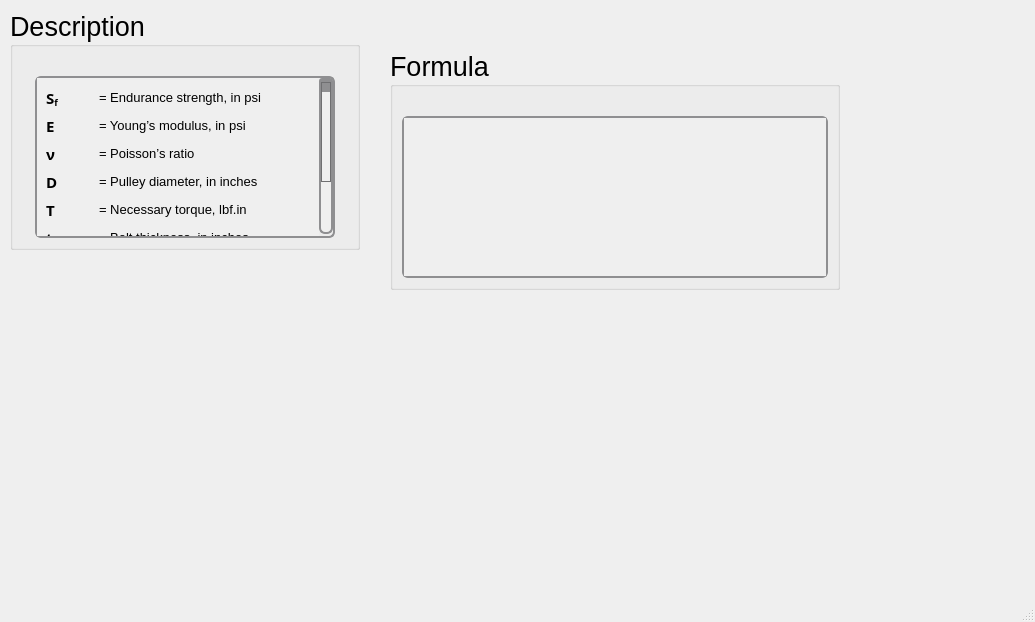
Ah00ra/HNNS, file ui/flatmetalbelt_fprime.ui: the form before one commit.
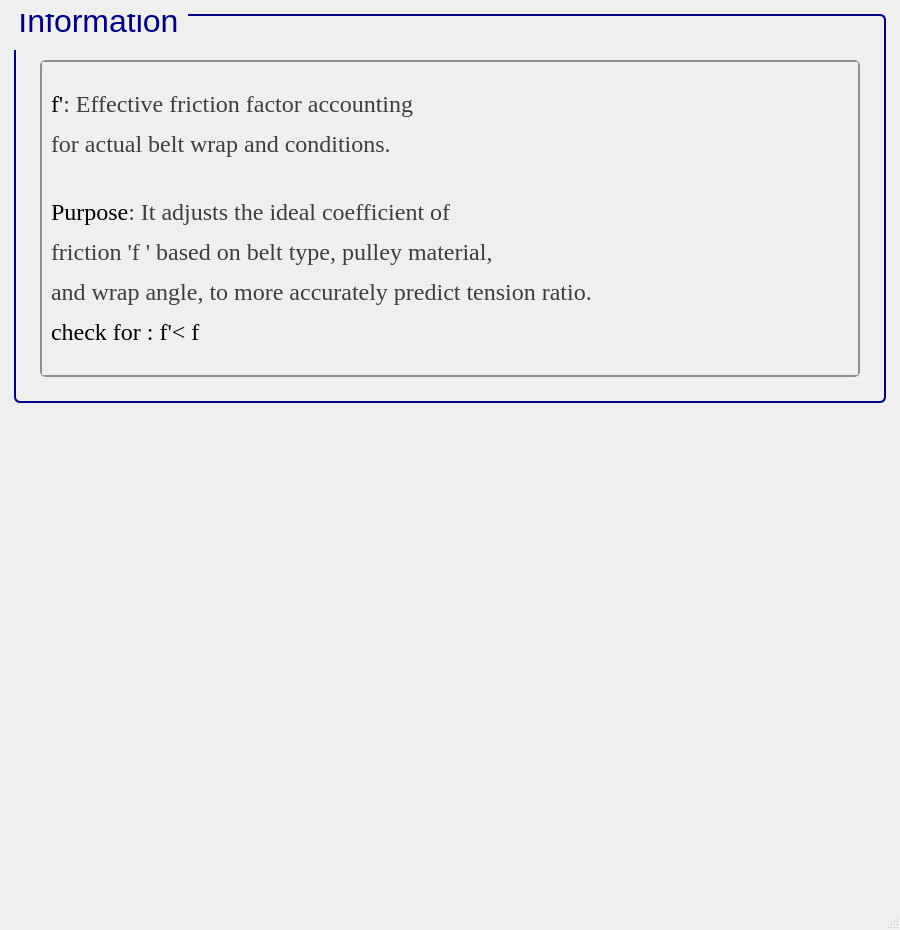
The form after the commit. Icons and pictures are not drawn.

Patch:
```diff
--- a/ui/flatmetalbelt_fprime.ui
+++ b/ui/flatmetalbelt_fprime.ui
@@ -6,23 +6,39 @@
    <rect>
     <x>0</x>
     <y>0</y>
-    <width>1035</width>
-    <height>622</height>
+    <width>900</width>
+    <height>930</height>
    </rect>
   </property>
+  <property name="minimumSize">
+   <size>
+    <width>900</width>
+    <height>930</height>
+   </size>
+  </property>
   <property name="windowTitle">
    <string>MainWindow</string>
   </property>
   <widget class="QWidget" name="centralwidget">
-   <widget class="QGroupBox" name="groupBox_132">
-    <property name="geometry">
-     <rect>
-      <x>10</x>
-      <y>10</y>
-      <width>350</width>
-      <height>240</height>
-     </rect>
-    </property>
+   <layout class="QGridLayout" name="gridLayout">
+    <item row="0" column="1">
+     <spacer name="verticalSpacer_26">
+      <property name="orientation">
+       <enum>Qt::Vertical</enum>
+      </property>
+      <property name="sizeType">
+       <enum>QSizePolicy::Fixed</enum>
+      </property>
+      <property name="sizeHint" stdset="0">
+       <size>
+        <width>851</width>
+        <height>5</height>
+       </size>
+      </property>
+     </spacer>
+    </item>
+    <item row="1" column="1">
+     <widget class="QGroupBox" name="groupBox_125">
     <property name="sizePolicy">
      <sizepolicy hsizetype="Minimum" vsizetype="Minimum">
       <horstretch>0</horstretch>
@@ -31,66 +47,72 @@
     </property>
     <property name="minimumSize">
      <size>
-      <width>350</width>
-      <height>0</height>
-     </size>
-    </property>
-    <property name="maximumSize">
-     <size>
-      <width>350</width>
-      <height>241</height>
+        <width>822</width>
+        <height>300</height>
      </size>
     </property>
     <property name="font">
      <font>
       <family>Segoe UI</family>
-      <pointsize>20</pointsize>
+        <pointsize>24</pointsize>
       <weight>50</weight>
       <italic>false</italic>
       <bold>false</bold>
      </font>
     </property>
+      <property name="styleSheet">
+       <string notr="true">QGroupBox {
+    border: 2px solid navy;
+    border-radius: 6px;
+    background-color: qlineargradient(x1:0, y1:0, x2:0, y2:1,
+                                      stop:0 #f6f7fa, stop:1 #dadbde);
+    font: 24pt &quot;Segoe UI&quot;;
+    padding: 5px; /* add padding inside the group box */
+    color: black;
+}
+QGroupBox::title {
+    subcontrol-origin: margin;
+    subcontrol-position: top left;
+    padding-left: 0px;
+    padding-right: 5px;
+    padding-top: 0px;
+    margin-top: -22px;  /* shift title up */
+    color: navy;
+    font-weight: bold;
+}
+</string>
+      </property>
     <property name="title">
-     <string>Description</string>
-    </property>
-    <layout class="QGridLayout" name="gridLayout_266">
-     <item row="0" column="0">
-      <spacer name="verticalSpacer_132">
+       <string>Information</string>
+      </property>
+      <layout class="QGridLayout" name="gridLayout_255">
+       <item row="1" column="2">
+        <spacer name="verticalSpacer_36">
        <property name="orientation">
-        <enum>Qt::Vertical</enum>
+          <enum>Qt::Horizontal</enum>
        </property>
        <property name="sizeType">
         <enum>QSizePolicy::Fixed</enum>
        </property>
        <property name="sizeHint" stdset="0">
         <size>
-         <width>20</width>
+           <width>10</width>
          <height>20</height>
         </size>
        </property>
       </spacer>
      </item>
-     <item row="1" column="0">
-      <widget class="QScrollArea" name="scrollArea_50">
+       <item row="1" column="1">
+        <widget class="QScrollArea" name="scrollArea_43">
        <property name="sizePolicy">
         <sizepolicy hsizetype="Minimum" vsizetype="Minimum">
          <horstretch>0</horstretch>
          <verstretch>0</verstretch>
         </sizepolicy>
        </property>
-       <property name="maximumSize">
-        <size>
-         <width>300</width>
-         <height>361</height>
-        </size>
-       </property>
        <property name="font">
         <font>
-         <family>Segoe UI</family>
          <pointsize>15</pointsize>
-         <weight>50</weight>
-         <italic>false</italic>
-         <bold>false</bold>
         </font>
        </property>
        <property name="styleSheet">
@@ -167,399 +189,138 @@
         <property name="geometry">
          <rect>
           <x>0</x>
-          <y>0</y>
-          <width>282</width>
-          <height>236</height>
-         </rect>
-        </property>
-        <layout class="QGridLayout" name="gridLayout_124">
-         <item row="4" column="0">
-          <widget class="QLabel" name="label_127">
+            <y>-87</y>
+            <width>765</width>
+            <height>323</height>
+           </rect>
+          </property>
+          <layout class="QGridLayout" name="gridLayout_3">
+           <item row="0" column="0">
+            <widget class="QLabel" name="label_3">
            <property name="font">
             <font>
-             <family>Segoe UI Variable Small Semibol</family>
-             <pointsize>11</pointsize>
-             <weight>75</weight>
-             <bold>true</bold>
-            </font>
-           </property>
+               <family>Times New Roman</family>
+               <pointsize>18</pointsize>
+               <weight>50</weight>
+               <bold>false</bold>
+              </font>
+             </property>
+             <property name="cursor">
+              <cursorShape>ArrowCursor</cursorShape>
+             </property>
+             <property name="frameShape">
+              <enum>QFrame::NoFrame</enum>
+             </property>
            <property name="text">
-            <string>&lt;html&gt;&lt;head/&gt;&lt;body&gt;&lt;p&gt;T&lt;/p&gt;&lt;/body&gt;&lt;/html&gt;</string>
+              <string>&lt;html&gt;&lt;head/&gt;&lt;body&gt;&lt;p&gt;&lt;span style=&quot; color:#000000;&quot;&gt;f'&lt;/span&gt;&lt;span style=&quot; color:#3d3d3d;&quot;&gt;: Effective friction factor accounting&lt;/span&gt;&lt;/p&gt;&lt;p&gt;&lt;span style=&quot; color:#3d3d3d;&quot;&gt;for actual belt wrap and conditions.&lt;/span&gt;&lt;br/&gt;&lt;/p&gt;&lt;p&gt;&lt;span style=&quot; color:#000000;&quot;&gt;Purpose&lt;/span&gt;&lt;span style=&quot; color:#3d3d3d;&quot;&gt;: It adjusts the ideal coefficient of &lt;/span&gt;&lt;/p&gt;&lt;p&gt;&lt;span style=&quot; color:#3d3d3d;&quot;&gt;friction 'f ' based on belt type, pulley material,&lt;/span&gt;&lt;/p&gt;&lt;p&gt;&lt;span style=&quot; color:#3d3d3d;&quot;&gt;and wrap angle, to more accurately predict tension ratio.&lt;/span&gt;&lt;/p&gt;&lt;p&gt;check for : f'&amp;lt; f&lt;/p&gt;&lt;/body&gt;&lt;/html&gt;</string>
            </property>
           </widget>
          </item>
-         <item row="3" column="1">
-          <widget class="QLabel" name="htext_508">
-           <property name="font">
-            <font>
-             <pointsize>10</pointsize>
-            </font>
-           </property>
-           <property name="text">
-            <string>&lt;html&gt;&lt;head/&gt;&lt;body&gt;&lt;p&gt;= Pulley diameter, in inches&lt;/p&gt;&lt;/body&gt;&lt;/html&gt;</string>
-           </property>
-          </widget>
-         </item>
+          </layout>
+         </widget>
+        </widget>
+       </item>
+       <item row="2" column="1">
+        <spacer name="verticalSpacer_37">
+         <property name="orientation">
+          <enum>Qt::Vertical</enum>
+         </property>
+         <property name="sizeType">
+          <enum>QSizePolicy::Fixed</enum>
+         </property>
+         <property name="sizeHint" stdset="0">
+          <size>
+           <width>10</width>
+           <height>10</height>
+          </size>
+         </property>
+        </spacer>
+       </item>
+       <item row="1" column="0">
+        <spacer name="verticalSpacer_34">
+         <property name="orientation">
+          <enum>Qt::Horizontal</enum>
+         </property>
+         <property name="sizeType">
+          <enum>QSizePolicy::Fixed</enum>
+         </property>
+         <property name="sizeHint" stdset="0">
+          <size>
+           <width>10</width>
+           <height>20</height>
+          </size>
+         </property>
+        </spacer>
+       </item>
+       <item row="0" column="1">
+        <spacer name="verticalSpacer_35">
+         <property name="orientation">
+          <enum>Qt::Vertical</enum>
+         </property>
+         <property name="sizeType">
+          <enum>QSizePolicy::Fixed</enum>
+         </property>
+         <property name="sizeHint" stdset="0">
+          <size>
+           <width>20</width>
+           <height>30</height>
+          </size>
+         </property>
+        </spacer>
+       </item>
+      </layout>
+     </widget>
+    </item>
+    <item row="2" column="1">
+     <spacer name="verticalSpacer_23">
+      <property name="orientation">
+       <enum>Qt::Vertical</enum>
+      </property>
+      <property name="sizeType">
+       <enum>QSizePolicy::Fixed</enum>
+      </property>
+      <property name="sizeHint" stdset="0">
+       <size>
+        <width>851</width>
+        <height>5</height>
+       </size>
+      </property>
+     </spacer>
+    </item>
          <item row="3" column="0">
-          <widget class="QLabel" name="label_126">
-           <property name="font">
-            <font>
-             <family>Segoe UI Variable Small Semibol</family>
-             <pointsize>11</pointsize>
-             <weight>75</weight>
-             <bold>true</bold>
-            </font>
-           </property>
-           <property name="text">
-            <string>&lt;html&gt;&lt;head/&gt;&lt;body&gt;&lt;p&gt;D&lt;/p&gt;&lt;/body&gt;&lt;/html&gt;</string>
-           </property>
-          </widget>
-         </item>
-         <item row="5" column="0">
-          <widget class="QLabel" name="label_128">
-           <property name="font">
-            <font>
-             <family>Segoe UI Variable Small Semibol</family>
-             <pointsize>11</pointsize>
-             <weight>75</weight>
-             <bold>true</bold>
-            </font>
-           </property>
-           <property name="text">
-            <string>&lt;html&gt;&lt;head/&gt;&lt;body&gt;&lt;p&gt;t&lt;/p&gt;&lt;/body&gt;&lt;/html&gt;</string>
-           </property>
-          </widget>
-         </item>
-         <item row="1" column="0">
-          <widget class="QLabel" name="label_130">
-           <property name="font">
-            <font>
-             <family>Segoe UI Variable Small Semibol</family>
-             <pointsize>11</pointsize>
-             <weight>75</weight>
-             <bold>true</bold>
-            </font>
-           </property>
-           <property name="text">
-            <string>&lt;html&gt;&lt;head/&gt;&lt;body&gt;&lt;p&gt;E&lt;/p&gt;&lt;/body&gt;&lt;/html&gt;</string>
-           </property>
-          </widget>
-         </item>
-         <item row="0" column="0">
-          <widget class="QLabel" name="label_129">
-           <property name="font">
-            <font>
-             <family>Segoe UI Variable Text Semibold</family>
-             <pointsize>11</pointsize>
-             <weight>75</weight>
-             <bold>true</bold>
-            </font>
-           </property>
-           <property name="text">
-            <string>&lt;html&gt;&lt;head/&gt;&lt;body&gt;&lt;p&gt;S&lt;span style=&quot; vertical-align:sub;&quot;&gt;f&lt;/span&gt;&lt;/p&gt;&lt;/body&gt;&lt;/html&gt;</string>
-           </property>
-          </widget>
-         </item>
-         <item row="0" column="1">
-          <widget class="QLabel" name="htext_510">
-           <property name="font">
-            <font>
-             <family>MS Shell Dlg 2</family>
-             <pointsize>10</pointsize>
-            </font>
-           </property>
-           <property name="text">
-            <string>&lt;html&gt;&lt;head/&gt;&lt;body&gt;&lt;p&gt;= Endurance strength, in psi&lt;/p&gt;&lt;/body&gt;&lt;/html&gt;</string>
-           </property>
-          </widget>
-         </item>
-         <item row="1" column="1">
-          <widget class="QLabel" name="htext_509">
-           <property name="font">
-            <font>
-             <pointsize>10</pointsize>
-            </font>
-           </property>
-           <property name="text">
-            <string>&lt;html&gt;&lt;head/&gt;&lt;body&gt;&lt;p&gt;= Young’s modulus, in psi&lt;/p&gt;&lt;/body&gt;&lt;/html&gt;</string>
-           </property>
-          </widget>
-         </item>
-         <item row="2" column="0">
-          <widget class="QLabel" name="label_131">
-           <property name="font">
-            <font>
-             <family>Segoe UI Variable Small Semibol</family>
-             <pointsize>11</pointsize>
-             <weight>75</weight>
-             <bold>true</bold>
-            </font>
-           </property>
-           <property name="text">
-            <string>ν</string>
-           </property>
-          </widget>
-         </item>
-         <item row="2" column="1">
-          <widget class="QLabel" name="htext_511">
-           <property name="font">
-            <font>
-             <family>MS Shell Dlg 2</family>
-             <pointsize>10</pointsize>
-             <weight>50</weight>
-             <italic>false</italic>
-             <bold>false</bold>
-            </font>
-           </property>
-           <property name="text">
-            <string>&lt;html&gt;&lt;head/&gt;&lt;body&gt;&lt;p&gt;= Poisson’s ratio&lt;/p&gt;&lt;/body&gt;&lt;/html&gt;</string>
-           </property>
-          </widget>
-         </item>
-         <item row="5" column="1">
-          <widget class="QLabel" name="htext_512">
-           <property name="font">
-            <font>
-             <pointsize>10</pointsize>
-            </font>
-           </property>
-           <property name="text">
-            <string>&lt;html&gt;&lt;head/&gt;&lt;body&gt;&lt;p&gt;= Belt thickness, in inches&lt;/p&gt;&lt;/body&gt;&lt;/html&gt;</string>
-           </property>
-          </widget>
+     <spacer name="verticalSpacer_25">
+      <property name="orientation">
+       <enum>Qt::Horizontal</enum>
+      </property>
+      <property name="sizeType">
+       <enum>QSizePolicy::Fixed</enum>
+      </property>
+      <property name="sizeHint" stdset="0">
+       <size>
+        <width>5</width>
+        <height>486</height>
+       </size>
+      </property>
+     </spacer>
+    </item>
+    <item row="3" column="2">
+     <spacer name="verticalSpacer_28">
+      <property name="orientation">
+       <enum>Qt::Horizontal</enum>
+      </property>
+      <property name="sizeType">
+       <enum>QSizePolicy::Fixed</enum>
+      </property>
+      <property name="sizeHint" stdset="0">
+       <size>
+        <width>5</width>
+        <height>486</height>
+       </size>
+      </property>
+     </spacer>
          </item>
          <item row="4" column="1">
-          <widget class="QLabel" name="htext_514">
-           <property name="font">
-            <font>
-             <pointsize>10</pointsize>
-            </font>
-           </property>
-           <property name="text">
-            <string>&lt;html&gt;&lt;head/&gt;&lt;body&gt;&lt;p&gt;= Necessary torque, lbf.in&lt;/p&gt;&lt;/body&gt;&lt;/html&gt;</string>
-           </property>
-          </widget>
-         </item>
-         <item row="8" column="1">
-          <widget class="QLabel" name="htext_515">
-           <property name="font">
-            <font>
-             <pointsize>10</pointsize>
-            </font>
-           </property>
-           <property name="text">
-            <string>&lt;html&gt;&lt;head/&gt;&lt;body&gt;&lt;p&gt;= Angle of wrap; tight side, in degree&lt;/p&gt;&lt;/body&gt;&lt;/html&gt;</string>
-           </property>
-          </widget>
-         </item>
-         <item row="8" column="0">
-          <widget class="QLabel" name="label_133">
-           <property name="font">
-            <font>
-             <family>Segoe UI Variable Small Semibol</family>
-             <pointsize>11</pointsize>
-             <weight>75</weight>
-             <bold>true</bold>
-            </font>
-           </property>
-           <property name="text">
-            <string>&lt;html&gt;&lt;head/&gt;&lt;body&gt;&lt;p&gt;Φ&lt;/p&gt;&lt;/body&gt;&lt;/html&gt;</string>
-           </property>
-          </widget>
-         </item>
-         <item row="6" column="0">
-          <widget class="QLabel" name="label_134">
-           <property name="font">
-            <font>
-             <family>Segoe UI Variable Text Semibold</family>
-             <pointsize>11</pointsize>
-             <weight>75</weight>
-             <bold>true</bold>
-            </font>
-           </property>
-           <property name="text">
-            <string>&lt;html&gt;&lt;head/&gt;&lt;body&gt;&lt;p&gt;b&lt;/p&gt;&lt;/body&gt;&lt;/html&gt;</string>
-           </property>
-          </widget>
-         </item>
-         <item row="6" column="1">
-          <widget class="QLabel" name="htext_516">
-           <property name="font">
-            <font>
-             <family>MS Shell Dlg 2</family>
-             <pointsize>10</pointsize>
-            </font>
-           </property>
-           <property name="text">
-            <string>&lt;html&gt;&lt;head/&gt;&lt;body&gt;&lt;p&gt;= Belt width, in inches&lt;/p&gt;&lt;/body&gt;&lt;/html&gt;</string>
-           </property>
-          </widget>
-         </item>
-        </layout>
-       </widget>
-      </widget>
-     </item>
-    </layout>
-   </widget>
-   <widget class="QGroupBox" name="groupBox_131">
-    <property name="geometry">
-     <rect>
-      <x>390</x>
-      <y>50</y>
-      <width>450</width>
-      <height>240</height>
-     </rect>
-    </property>
-    <property name="sizePolicy">
-     <sizepolicy hsizetype="Minimum" vsizetype="Minimum">
-      <horstretch>0</horstretch>
-      <verstretch>0</verstretch>
-     </sizepolicy>
-    </property>
-    <property name="minimumSize">
-     <size>
-      <width>450</width>
-      <height>0</height>
-     </size>
-    </property>
-    <property name="maximumSize">
-     <size>
-      <width>450</width>
-      <height>241</height>
-     </size>
-    </property>
-    <property name="font">
-     <font>
-      <family>Segoe UI</family>
-      <pointsize>20</pointsize>
-      <weight>50</weight>
-      <italic>false</italic>
-      <bold>false</bold>
-     </font>
-    </property>
-    <property name="title">
-     <string>Formula</string>
-    </property>
-    <layout class="QGridLayout" name="gridLayout_264">
-     <item row="1" column="0">
-      <widget class="QScrollArea" name="scrollArea_49">
-       <property name="sizePolicy">
-        <sizepolicy hsizetype="Minimum" vsizetype="Minimum">
-         <horstretch>0</horstretch>
-         <verstretch>0</verstretch>
-        </sizepolicy>
-       </property>
-       <property name="font">
-        <font>
-         <family>Segoe UI</family>
-         <pointsize>15</pointsize>
-         <weight>50</weight>
-         <italic>false</italic>
-         <bold>false</bold>
-        </font>
-       </property>
-       <property name="styleSheet">
-        <string notr="true">QScrollArea {
-    background: qlineargradient(x1:0, y1:0, x2:0, y2:1,
-                               stop:0 #f6f7fa, stop:1 #dadbde);
-    border: 2px solid #8f8f91;
-    border-radius: 6px;
-}
-
-QScrollArea QScrollBar:vertical, QScrollArea QScrollBar:horizontal {
-    background: qlineargradient(x1:0, y1:0, x2:0, y2:1,
-                               stop:0 #f6f7fa, stop:1 #dadbde);
-    border: 2px solid #8f8f91;
-    border-radius: 6px;
-    width: 14px;
-    height: 14px;
-    margin: 2px 0 2px 0;
-}
-
-/* Completely remove the bottom button of the vertical scrollbar */
-QScrollArea QScrollBar::add-line:vertical {
-    height: 0px;
-    width: 0px;
-    border: none;
-    background: none;
-    margin: 0px;
-    padding: 0px;
-}
-
-QScrollArea QScrollBar::handle:vertical, QScrollArea QScrollBar::handle:horizontal {
-    background: qlineargradient(x1:0, y1:0, x2:0, y2:1,
-                               stop:0 #8f8f91, stop:1 #6f6f71);
-    min-height: 20px;
-    border-radius: 6px;
-    border: 1px solid #6f6f71;
-}
-
-QScrollArea QScrollBar::handle:vertical:hover, QScrollArea QScrollBar::handle:horizontal:hover {
-    background: qlineargradient(x1:0, y1:0, x2:0, y2:1,
-                               stop:0 #6f6f71, stop:1 #4f4f51);
-    border: 1px solid #4f4f51;
-}
-
-QScrollArea QScrollBar::sub-line:vertical, QScrollArea QScrollBar::add-line:horizontal, QScrollArea QScrollBar::sub-line:horizontal {
-    background: #8f8f91;
-    border: none;
-    border-radius: 3px;
-    height: 14px;
-    width: 14px;
-    subcontrol-origin: margin;
-}
-
-QScrollArea QScrollBar::sub-line:vertical:hover, QScrollArea QScrollBar::add-line:horizontal:hover, QScrollArea QScrollBar::sub-line:horizontal:hover {
-    background: #6f6f71;
-}
-
-QScrollArea QScrollBar::add-page:vertical, QScrollArea QScrollBar::sub-page:vertical,
-QScrollArea QScrollBar::add-page:horizontal, QScrollArea QScrollBar::sub-page:horizontal {
-    background: transparent;
-}
-</string>
-       </property>
-       <property name="verticalScrollBarPolicy">
-        <enum>Qt::ScrollBarAsNeeded</enum>
-       </property>
-       <property name="widgetResizable">
-        <bool>true</bool>
-       </property>
-       <widget class="QWidget" name="scrollAreaWidgetContents_49">
-        <property name="geometry">
-         <rect>
-          <x>0</x>
-          <y>0</y>
-          <width>422</width>
-          <height>146</height>
-         </rect>
-        </property>
-        <layout class="QGridLayout" name="gridLayout_265">
-         <item row="0" column="0">
-          <widget class="QLabel" name="htext_505">
-           <property name="font">
-            <font>
-             <family>MS Shell Dlg 2</family>
-             <pointsize>11</pointsize>
-             <weight>50</weight>
-             <italic>false</italic>
-             <bold>false</bold>
-            </font>
-           </property>
-           <property name="text">
-            <string>&lt;html&gt;&lt;head/&gt;&lt;body&gt;&lt;p&gt;&lt;img src=&quot;:/desc/images/fprime_metalbelt.png&quot;/&gt;&lt;/p&gt;&lt;/body&gt;&lt;/html&gt;</string>
-           </property>
-           <property name="scaledContents">
-            <bool>true</bool>
-           </property>
-          </widget>
-         </item>
-        </layout>
-       </widget>
-      </widget>
-     </item>
-     <item row="0" column="0">
-      <spacer name="verticalSpacer_131">
+     <spacer name="verticalSpacer_27">
        <property name="orientation">
         <enum>Qt::Vertical</enum>
        </property>
@@ -568,14 +329,13 @@
        </property>
        <property name="sizeHint" stdset="0">
         <size>
-         <width>20</width>
-         <height>20</height>
+        <width>851</width>
+        <height>5</height>
         </size>
        </property>
       </spacer>
      </item>
     </layout>
-   </widget>
   </widget>
   <widget class="QMenuBar" name="menubar">
    <property name="geometry">
```
Left out of the diff: 6 changed lines with no effect on the pictures. Lines whose indentation alone changed are shown as unchanged.
